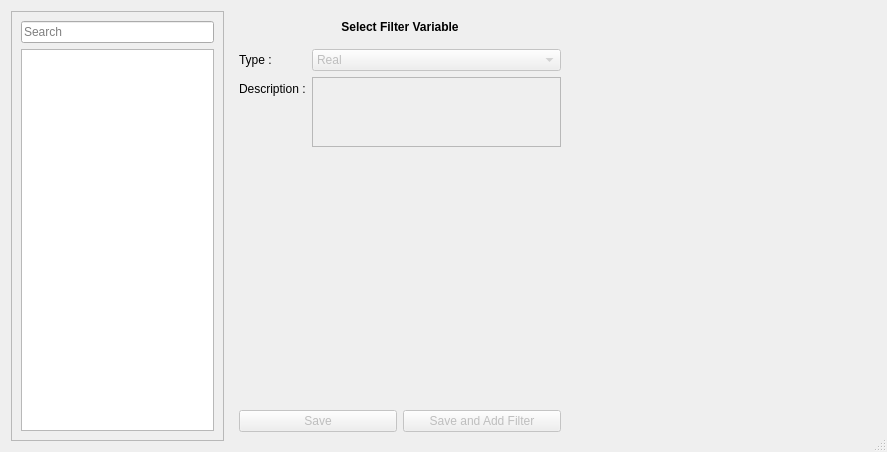
Above: braviz/interaction/qt_guis/add_filter_dialog.ui from diego0020/braviz-app before the change. Below: the same form after it.
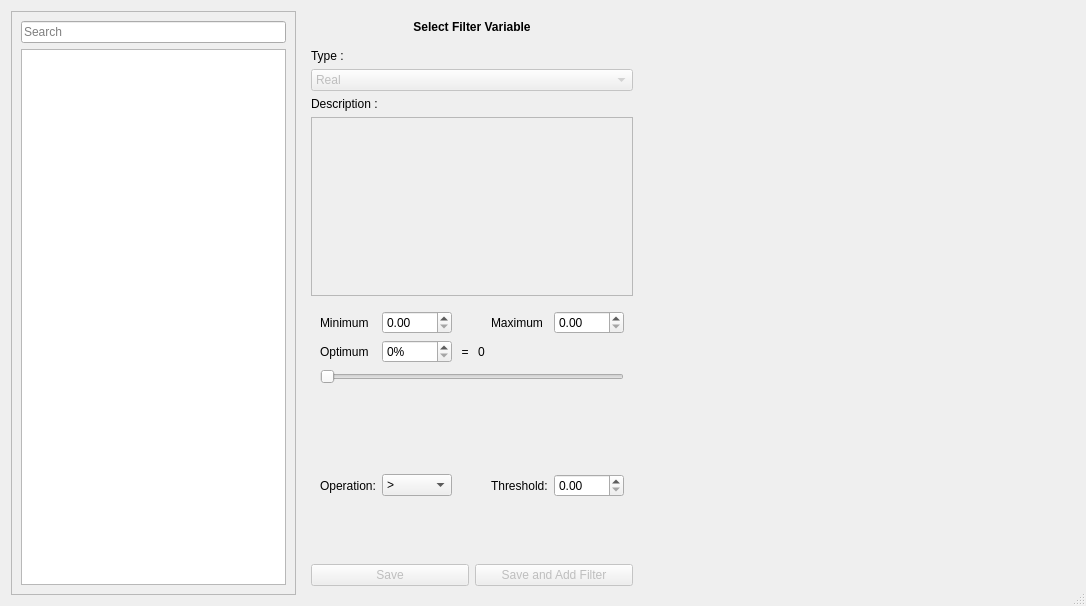
That is the form after the change. The open tabs and pages were chosen to show the change.

Commit message:
big refactor of variable select dialogs. Stop recreating layouts and widgets, insetead use a stack widget with one page for rational details and one page for nominal details.
fixes #76

Patch:
```diff
--- a/braviz/interaction/qt_guis/add_filter_dialog.ui
+++ b/braviz/interaction/qt_guis/add_filter_dialog.ui
@@ -9,8 +9,8 @@
    <rect>
     <x>0</x>
     <y>0</y>
-    <width>887</width>
-    <height>452</height>
+    <width>1086</width>
+    <height>606</height>
    </rect>
   </property>
   <property name="windowTitle">
@@ -25,7 +25,7 @@
   <property name="modal">
    <bool>true</bool>
   </property>
-  <layout class="QHBoxLayout" name="horizontalLayout">
+  <layout class="QHBoxLayout" name="horizontalLayout" stretch="2,1,3">
    <item>
     <widget class="QFrame" name="frame_3">
      <property name="frameShape">
@@ -99,7 +99,7 @@
      <property name="frameShadow">
       <enum>QFrame::Raised</enum>
      </property>
-     <layout class="QVBoxLayout" name="verticalLayout" stretch="0,1,2,0">
+     <layout class="QVBoxLayout" name="verticalLayout" stretch="0,0,0">
       <property name="leftMargin">
        <number>0</number>
       </property>
@@ -139,8 +139,8 @@
         <property name="frameShadow">
          <enum>QFrame::Raised</enum>
         </property>
-        <layout class="QFormLayout" name="formLayout">
-         <item row="0" column="0">
+        <layout class="QVBoxLayout" name="verticalLayout_3">
+         <item>
           <widget class="QLabel" name="label_2">
            <property name="text">
             <string>Type :</string>
@@ -150,7 +150,7 @@
            </property>
           </widget>
          </item>
-         <item row="0" column="1">
+         <item>
           <widget class="QComboBox" name="var_type_combo">
            <property name="enabled">
             <bool>false</bool>
@@ -167,7 +167,7 @@
            </item>
           </widget>
          </item>
-         <item row="1" column="0">
+         <item>
           <widget class="QLabel" name="label">
            <property name="text">
             <string>Description :</string>
@@ -177,7 +177,7 @@
            </property>
           </widget>
          </item>
-         <item row="1" column="1">
+         <item>
           <widget class="QPlainTextEdit" name="var_description">
            <property name="enabled">
             <bool>false</bool>
@@ -187,36 +187,209 @@
            </property>
           </widget>
          </item>
+         <item>
+          <widget class="QStackedWidget" name="details_frame">
+           <property name="currentIndex">
+            <number>0</number>
+           </property>
+           <widget class="QWidget" name="nominal_page">
+            <layout class="QHBoxLayout" name="horizontalLayout_3">
+             <item>
+              <widget class="QTableView" name="labels_names_table">
+               <attribute name="horizontalHeaderStretchLastSection">
+                <bool>true</bool>
+               </attribute>
+               <attribute name="verticalHeaderStretchLastSection">
+                <bool>false</bool>
+               </attribute>
+              </widget>
+             </item>
+            </layout>
+           </widget>
+           <widget class="QWidget" name="real_page">
+            <layout class="QGridLayout" name="gridLayout_3">
+             <item row="4" column="0">
+              <widget class="QLabel" name="label_8">
+               <property name="text">
+                <string>Operation:</string>
+               </property>
+              </widget>
+             </item>
+             <item row="4" column="1">
+              <widget class="QComboBox" name="operation_combo">
+               <item>
+                <property name="text">
+                 <string>&gt;</string>
+                </property>
+               </item>
+               <item>
+                <property name="text">
+                 <string>&lt;</string>
+                </property>
+               </item>
+               <item>
+                <property name="text">
+                 <string>=</string>
+                </property>
+               </item>
+              </widget>
+             </item>
+             <item row="0" column="0">
+              <widget class="QLabel" name="label_4">
+               <property name="toolTip">
+                <string>Select the expected minimum value for this variable</string>
+               </property>
+               <property name="text">
+                <string>Minimum</string>
+               </property>
+               <property name="buddy">
+                <cstring>minimum_val</cstring>
+               </property>
+              </widget>
+             </item>
+             <item row="4" column="5">
+              <widget class="QDoubleSpinBox" name="th_spin">
+               <property name="locale">
+                <locale language="English" country="UnitedStates"/>
+               </property>
+              </widget>
+             </item>
+             <item row="0" column="3">
+              <spacer name="horizontalSpacer">
+               <property name="orientation">
+                <enum>Qt::Horizontal</enum>
+               </property>
+               <property name="sizeHint" stdset="0">
+                <size>
+                 <width>40</width>
+                 <height>20</height>
+                </size>
+               </property>
+              </spacer>
+             </item>
+             <item row="0" column="1">
+              <widget class="QDoubleSpinBox" name="minimum_val">
+               <property name="maximum">
+                <double>9999.000000000000000</double>
+               </property>
+              </widget>
+             </item>
+             <item row="0" column="4">
+              <widget class="QLabel" name="label_5">
+               <property name="toolTip">
+                <string>Select the expected maximum value for this variable</string>
+               </property>
+               <property name="text">
+                <string>Maximum</string>
+               </property>
+               <property name="buddy">
+                <cstring>maximum_val</cstring>
+               </property>
+              </widget>
+             </item>
+             <item row="1" column="0">
+              <widget class="QLabel" name="label_6">
+               <property name="toolTip">
+                <string>Select the optimal value for this value, the value that would be considered &quot;good&quot;</string>
+               </property>
+               <property name="text">
+                <string>Optimum</string>
+               </property>
+              </widget>
+             </item>
+             <item row="0" column="5">
+              <widget class="QDoubleSpinBox" name="maximum_val">
+               <property name="maximum">
+                <double>9999999.000000000000000</double>
+               </property>
+              </widget>
+             </item>
+             <item row="1" column="1">
+              <widget class="QSpinBox" name="optimum_val">
+               <property name="suffix">
+                <string>%</string>
+               </property>
+               <property name="maximum">
+                <number>100</number>
+               </property>
+              </widget>
+             </item>
+             <item row="1" column="3">
+              <widget class="QLabel" name="optimum_real_value">
+               <property name="text">
+                <string>0</string>
+               </property>
+              </widget>
+             </item>
+             <item row="2" column="0" colspan="6">
+              <widget class="QSlider" name="horizontalSlider">
+               <property name="locale">
+                <locale language="English" country="UnitedStates"/>
+               </property>
+               <property name="maximum">
+                <number>100</number>
+               </property>
+               <property name="pageStep">
+                <number>10</number>
+               </property>
+               <property name="orientation">
+                <enum>Qt::Horizontal</enum>
+               </property>
+               <property name="tickPosition">
+                <enum>QSlider::NoTicks</enum>
+               </property>
+              </widget>
+             </item>
+             <item row="1" column="2">
+              <widget class="QLabel" name="label_7">
+               <property name="text">
+                <string> = </string>
+               </property>
+               <property name="alignment">
+                <set>Qt::AlignRight|Qt::AlignTrailing|Qt::AlignVCenter</set>
+               </property>
+              </widget>
+             </item>
+             <item row="3" column="0">
+              <spacer name="verticalSpacer_2">
+               <property name="orientation">
+                <enum>Qt::Vertical</enum>
+               </property>
+               <property name="sizeHint" stdset="0">
+                <size>
+                 <width>20</width>
+                 <height>91</height>
+                </size>
+               </property>
+              </spacer>
+             </item>
+             <item row="4" column="4">
+              <widget class="QLabel" name="label_9">
+               <property name="text">
+                <string>Threshold:</string>
+               </property>
+              </widget>
+             </item>
+             <item row="5" column="0">
+              <spacer name="verticalSpacer">
+               <property name="orientation">
+                <enum>Qt::Vertical</enum>
+               </property>
+               <property name="sizeHint" stdset="0">
+                <size>
+                 <width>20</width>
+                 <height>40</height>
+                </size>
+               </property>
+              </spacer>
+             </item>
+            </layout>
+           </widget>
+          </widget>
+         </item>
         </layout>
        </widget>
       </item>
-      <item>
-       <widget class="QFrame" name="details_frame">
-        <property name="minimumSize">
-         <size>
-          <width>0</width>
-          <height>125</height>
-         </size>
-        </property>
-        <property name="frameShape">
-         <enum>QFrame::NoFrame</enum>
-        </property>
-        <property name="frameShadow">
-         <enum>QFrame::Raised</enum>
-        </property>
-        <widget class="QWidget" name="verticalLayoutWidget">
-         <property name="geometry">
-          <rect>
-           <x>30</x>
-           <y>40</y>
-           <width>160</width>
-           <height>80</height>
-          </rect>
-         </property>
-         <layout class="QVBoxLayout" name="details_layout"/>
-        </widget>
-       </widget>
-      </item>
       <item>
        <widget class="QFrame" name="frame_4">
         <property name="frameShape">
```
The commit also changes 10 other files.
